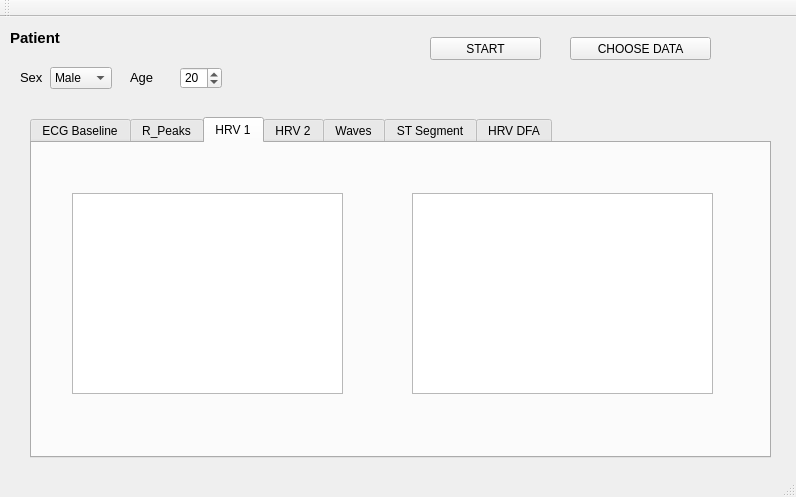
The window that src/ECGAnalyzer/mainwindow.ui (dadm-projekt/dadm-cpp) describes before a commit, drawn with Qt 5.
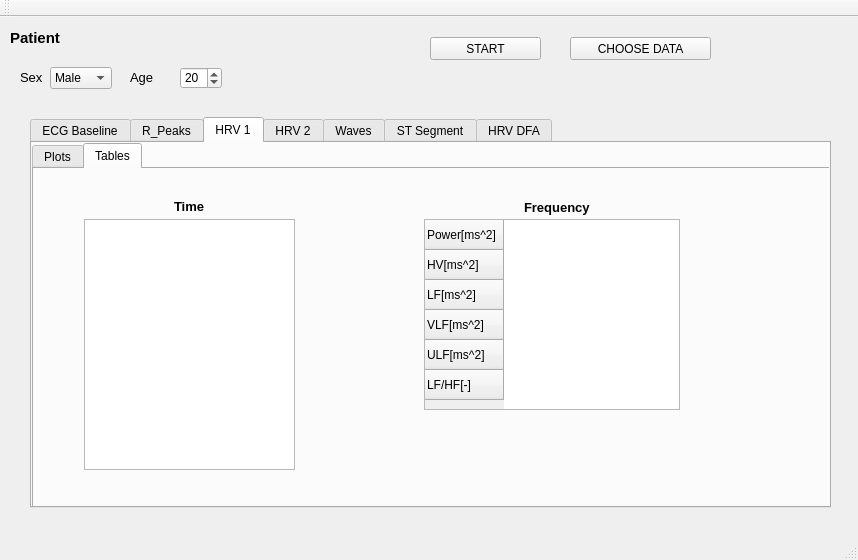
The same window after the commit. The open tabs and pages were chosen to show the change.

The edit to the form file:
```diff
--- a/src/ECGAnalyzer/mainwindow.ui
+++ b/src/ECGAnalyzer/mainwindow.ui
@@ -6,8 +6,8 @@
    <rect>
     <x>0</x>
     <y>0</y>
-    <width>796</width>
-    <height>497</height>
+    <width>858</width>
+    <height>560</height>
    </rect>
   </property>
   <property name="windowTitle">
@@ -19,8 +19,8 @@
      <rect>
       <x>30</x>
       <y>100</y>
-      <width>741</width>
-      <height>341</height>
+      <width>801</width>
+      <height>391</height>
      </rect>
     </property>
     <property name="currentIndex">
@@ -90,25 +90,196 @@
      <attribute name="title">
       <string>HRV 1</string>
      </attribute>
-     <widget class="QGraphicsView" name="graphicsView_7">
+     <widget class="QTabWidget" name="tabWidget_2">
       <property name="geometry">
        <rect>
-        <x>380</x>
-        <y>50</y>
-        <width>301</width>
-        <height>201</height>
+        <x>0</x>
+        <y>0</y>
+        <width>801</width>
+        <height>371</height>
        </rect>
       </property>
-     </widget>
-     <widget class="QGraphicsView" name="graphicsView_6">
-      <property name="geometry">
-       <rect>
-        <x>40</x>
-        <y>50</y>
-        <width>271</width>
-        <height>201</height>
-       </rect>
+      <property name="currentIndex">
+       <number>0</number>
       </property>
+      <widget class="QWidget" name="tab">
+       <attribute name="title">
+        <string>Plots</string>
+       </attribute>
+       <widget class="QGraphicsView" name="graphicsView_6">
+        <property name="geometry">
+         <rect>
+          <x>20</x>
+          <y>50</y>
+          <width>361</width>
+          <height>251</height>
+         </rect>
+        </property>
+       </widget>
+       <widget class="QGraphicsView" name="graphicsView_7">
+        <property name="geometry">
+         <rect>
+          <x>400</x>
+          <y>50</y>
+          <width>361</width>
+          <height>251</height>
+         </rect>
+        </property>
+       </widget>
+      </widget>
+      <widget class="QWidget" name="tab_2">
+       <attribute name="title">
+        <string>Tables</string>
+       </attribute>
+       <widget class="QTableWidget" name="tableWidget">
+        <property name="geometry">
+         <rect>
+          <x>50</x>
+          <y>50</y>
+          <width>211</width>
+          <height>251</height>
+         </rect>
+        </property>
+        <property name="alternatingRowColors">
+         <bool>true</bool>
+        </property>
+        <property name="gridStyle">
+         <enum>Qt::SolidLine</enum>
+        </property>
+        <attribute name="horizontalHeaderVisible">
+         <bool>false</bool>
+        </attribute>
+        <attribute name="verticalHeaderVisible">
+         <bool>false</bool>
+        </attribute>
+        <attribute name="verticalHeaderCascadingSectionResizes">
+         <bool>false</bool>
+        </attribute>
+        <attribute name="verticalHeaderShowSortIndicator" stdset="0">
+         <bool>false</bool>
+        </attribute>
+        <row>
+         <property name="text">
+          <string>RR[ms]</string>
+         </property>
+        </row>
+        <row>
+         <property name="text">
+          <string>SDNN[ms]</string>
+         </property>
+        </row>
+        <row>
+         <property name="text">
+          <string>RMSSD[ms]</string>
+         </property>
+        </row>
+        <row>
+         <property name="text">
+          <string>NN50[-]</string>
+         </property>
+        </row>
+        <row>
+         <property name="text">
+          <string>pNN50[%]</string>
+         </property>
+        </row>
+        <row>
+         <property name="text">
+          <string>SDANNsrstd[ms]</string>
+         </property>
+        </row>
+        <row>
+         <property name="text">
+          <string>SDANNstdsr[ms]</string>
+         </property>
+        </row>
+        <row>
+         <property name="text">
+          <string>SDSD[ms]</string>
+         </property>
+        </row>
+       </widget>
+       <widget class="QTableWidget" name="tableWidget_2">
+        <property name="geometry">
+         <rect>
+          <x>390</x>
+          <y>50</y>
+          <width>256</width>
+          <height>191</height>
+         </rect>
+        </property>
+        <row>
+         <property name="text">
+          <string>Power[ms^2]</string>
+         </property>
+        </row>
+        <row>
+         <property name="text">
+          <string>HV[ms^2]</string>
+         </property>
+        </row>
+        <row>
+         <property name="text">
+          <string>LF[ms^2]</string>
+         </property>
+        </row>
+        <row>
+         <property name="text">
+          <string>VLF[ms^2]</string>
+         </property>
+        </row>
+        <row>
+         <property name="text">
+          <string>ULF[ms^2]</string>
+         </property>
+        </row>
+        <row>
+         <property name="text">
+          <string>LF/HF[-]</string>
+         </property>
+        </row>
+       </widget>
+       <widget class="QLabel" name="label_6">
+        <property name="geometry">
+         <rect>
+          <x>140</x>
+          <y>30</y>
+          <width>47</width>
+          <height>14</height>
+         </rect>
+        </property>
+        <property name="font">
+         <font>
+          <pointsize>10</pointsize>
+          <weight>75</weight>
+          <bold>true</bold>
+         </font>
+        </property>
+        <property name="text">
+         <string>Time</string>
+        </property>
+       </widget>
+       <widget class="QLabel" name="label_7">
+        <property name="geometry">
+         <rect>
+          <x>490</x>
+          <y>30</y>
+          <width>71</width>
+          <height>16</height>
+         </rect>
+        </property>
+        <property name="font">
+         <font>
+          <pointsize>10</pointsize>
+          <weight>75</weight>
+          <bold>true</bold>
+         </font>
+        </property>
+        <property name="text">
+         <string>Frequency</string>
+        </property>
+       </widget>
+      </widget>
      </widget>
     </widget>
     <widget class="QWidget" name="tab4">
```
Left out of the diff: 252 changed lines with no effect on the pictures.
